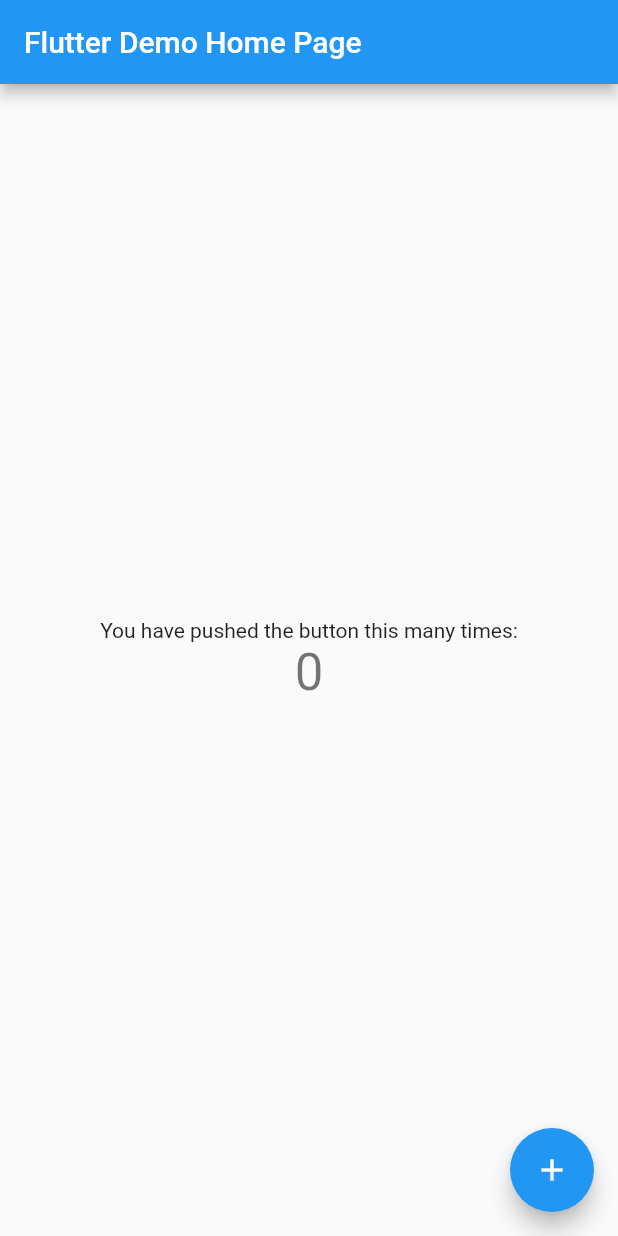
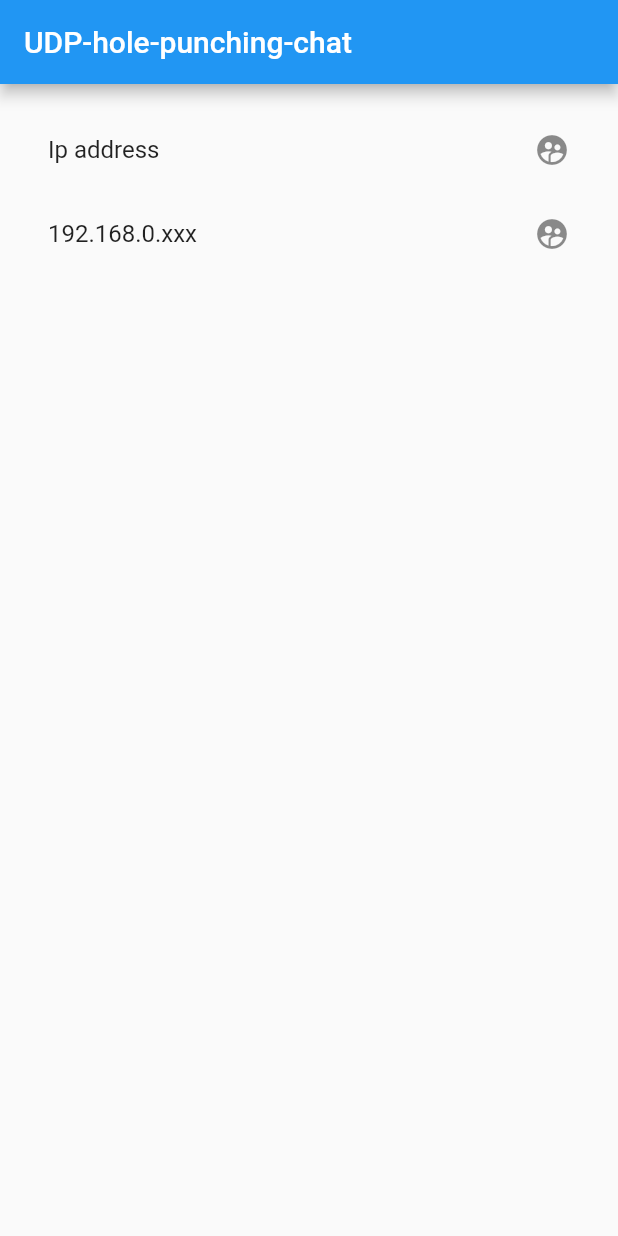
Before and after one commit to wtf-develop/flutter_test_app, a Flutter app: the screen it shows after launch, on a phone screen of 412 x 824 dp. Run offline on Flutter 3.47's test engine with Material 2 defaults, Android fonts, the phone set to English and light mode, and no system bars; generated files the repository leaves out were written again.

Commit message:
first test with user list

```diff
--- /dev/null
+++ b/lib/entity/data_objects.dart
@@ -0,0 +1,34 @@
+import 'package:json_annotation/json_annotation.dart';
+
+part 'data_objects.g.dart';
+
+@JsonSerializable()
+class User {
+  User(this.id, this.ip, this.port);
+
+  @JsonKey(required: true)
+  String id;
+
+  @JsonKey(defaultValue: "127.0.0.1")
+  String ip;
+
+  @JsonKey(defaultValue: 27950)
+  int port;
+
+  @JsonKey(defaultValue: "")
+  String publicName = "";
+
+  @JsonKey(ignore: true)
+  String _privateName = "";
+
+  @JsonKey(ignore: true, required: false)
+  String get visibleName => (_privateName.isEmpty
+      ? (publicName.isEmpty ? (ip) : (publicName))
+      : _privateName);
+
+  set visibleName(String name) => _privateName = name;
+
+  factory User.fromJson(Map<String, dynamic> json) => _$UserFromJson(json);
+
+  Map<String, dynamic> toJson() => _$UserToJson(this);
+}
--- a/lib/main.dart
+++ b/lib/main.dart
@@ -1,113 +1,36 @@
 import 'package:flutter/material.dart';
+import 'package:provider/provider.dart';
+
+import 'view_chat/chat_screen.dart';
+import 'view_friends/friends_list.dart';
+import 'view_friends/model.dart';
 
 void main() {
-  runApp(MyApp());
+  runApp(
+    FriendlyChatApp(),
+  );
 }
 
-class MyApp extends StatelessWidget {
-  // This widget is the root of your application.
-  @override
-  Widget build(BuildContext context) {
-    return MaterialApp(
-      title: 'Flutter Demo',
-      theme: ThemeData(
-        // This is the theme of your application.
-        //
-        // Try running your application with "flutter run". You'll see the
-        // application has a blue toolbar. Then, without quitting the app, try
-        // changing the primarySwatch below to Colors.green and then invoke
-        // "hot reload" (press "r" in the console where you ran "flutter run",
-        // or simply save your changes to "hot reload" in a Flutter IDE).
-        // Notice that the counter didn't reset back to zero; the application
-        // is not restarted.
-        primarySwatch: Colors.blue,
-      ),
-      home: MyHomePage(title: 'Flutter Demo Home Page'),
-    );
-  }
-}
-
-class MyHomePage extends StatefulWidget {
-  MyHomePage({Key key, this.title}) : super(key: key);
-
-  // This widget is the home page of your application. It is stateful, meaning
-  // that it has a State object (defined below) that contains fields that affect
-  // how it looks.
-
-  // This class is the configuration for the state. It holds the values (in this
-  // case the title) provided by the parent (in this case the App widget) and
-  // used by the build method of the State. Fields in a Widget subclass are
-  // always marked "final".
-
-  final String title;
-
-  @override
-  _MyHomePageState createState() => _MyHomePageState();
-}
-
-class _MyHomePageState extends State<MyHomePage> {
-  int _counter = 0;
-
-  void _incrementCounter() {
-    setState(() {
-      // This call to setState tells the Flutter framework that something has
-      // changed in this State, which causes it to rerun the build method below
-      // so that the display can reflect the updated values. If we changed
-      // _counter without calling setState(), then the build method would not be
-      // called again, and so nothing would appear to happen.
-      _counter++;
-    });
-  }
+class FriendlyChatApp extends StatelessWidget {
+  const FriendlyChatApp({
+    Key key,
+  }) : super(key: key);
 
   @override
   Widget build(BuildContext context) {
-    // This method is rerun every time setState is called, for instance as done
-    // by the _incrementCounter method above.
-    //
-    // The Flutter framework has been optimized to make rerunning build methods
-    // fast, so that you can just rebuild anything that needs updating rather
-    // than having to individually change instances of widgets.
-    return Scaffold(
-      appBar: AppBar(
-        // Here we take the value from the MyHomePage object that was created by
-        // the App.build method, and use it to set our appbar title.
-        title: Text(widget.title),
-      ),
-      body: Center(
-        // Center is a layout widget. It takes a single child and positions it
-        // in the middle of the parent.
-        child: Column(
-          // Column is also a layout widget. It takes a list of children and
-          // arranges them vertically. By default, it sizes itself to fit its
-          // children horizontally, and tries to be as tall as its parent.
-          //
-          // Invoke "debug painting" (press "p" in the console, choose the
-          // "Toggle Debug Paint" action from the Flutter Inspector in Android
-          // Studio, or the "Toggle Debug Paint" command in Visual Studio Code)
-          // to see the wireframe for each widget.
-          //
-          // Column has various properties to control how it sizes itself and
-          // how it positions its children. Here we use mainAxisAlignment to
-          // center the children vertically; the main axis here is the vertical
-          // axis because Columns are vertical (the cross axis would be
-          // horizontal).
-          mainAxisAlignment: MainAxisAlignment.center,
-          children: <Widget>[
-            Text(
-              'You have pushed the button this many times:',
-            ),
-            Text(
-              '$_counter',
-              style: Theme.of(context).textTheme.headline4,
-            ),
-          ],
-        ),
-      ),
-      floatingActionButton: FloatingActionButton(
-        onPressed: _incrementCounter,
-        tooltip: 'Increment',
-        child: Icon(Icons.add),
-      ), // This trailing comma makes auto-formatting nicer for build methods.
-    );
+    return MultiProvider(
+        providers: [
+          ChangeNotifierProvider(create: (context) => UserListModel()),
+        ],
+        child: MaterialApp(
+          title: 'UDP chat',
+          initialRoute: '/',
+          routes: {
+            // When navigating to the "/" route, build the FirstScreen widget.
+            '/': (context) => FriendsList(),
+            // When navigating to the "/second" route, build the SecondScreen widget.
+            '/chat': (context) => ChatScreen(),
+          },
+        ));
   }
 }
--- /dev/null
+++ b/lib/view_chat/chat_screen.dart
@@ -0,0 +1,18 @@
+import 'package:flutter/material.dart';
+
+class ChatScreen extends StatefulWidget {
+  @override
+  _ChatScreenState createState() => _ChatScreenState();
+}
+
+class _ChatScreenState extends State<ChatScreen> {
+  @override
+  Widget build(BuildContext context) {
+    return Scaffold(
+      appBar: AppBar(
+        title: Text('Online Chat'),
+      ),
+      body: Container(),
+    );
+  }
+}
--- /dev/null
+++ b/lib/view_friends/friends_list.dart
@@ -0,0 +1,53 @@
+import 'package:flutter/material.dart';
+import 'package:provider/provider.dart';
+import 'package:udp_hole/entity/data_objects.dart';
+
+import 'model.dart';
+
+class FriendsList extends StatefulWidget {
+  @override
+  _FriendsListState createState() => _FriendsListState();
+}
+
+class _FriendsListState extends State<FriendsList> {
+  @override
+  Widget build(BuildContext context) {
+    return Scaffold(
+      appBar: AppBar(
+        title: Text('UDP-hole-punching-chat'),
+      ),
+      body: Consumer<UserListModel>(builder: (context, user, child) {
+        Widget _buildRow(User user) {
+          return ListTile(
+            title: Text(
+              user.visibleName,
+            ),
+            trailing: Icon(
+              Icons.supervised_user_circle_rounded,
+            ),
+            onTap: () {
+              //TODO navigation
+              Navigator.pushNamed(context, '/chat');
+            },
+          );
+        }
+
+        Widget _buildUserList() {
+          var arr = user.items;
+          return ListView.builder(
+              itemCount: arr.length,
+              padding: EdgeInsets.all(16.0),
+              itemBuilder: (context, i) {
+                if (i >= arr.length) {
+                  return Text("nothing");
+                } else {
+                  return _buildRow(arr[i]);
+                }
+              });
+        }
+
+        return _buildUserList();
+      }),
+    );
+  }
+}
--- /dev/null
+++ b/lib/view_friends/model.dart
@@ -0,0 +1,25 @@
+import 'dart:collection';
+
+import 'package:flutter/foundation.dart';
+import 'package:udp_hole/entity/data_objects.dart';
+
+class UserListModel extends ChangeNotifier {
+  final List<User> _items = [
+    User("Hello name", "Ip address", 3333),
+    User("Good bye", "192.168.0.xxx", 8888)
+  ];
+
+  UnmodifiableListView<User> get items => UnmodifiableListView(_items);
+
+  void add(User item) {
+    _items.add(item);
+    // This call tells the widgets that are listening to this model to rebuild.
+    notifyListeners();
+  }
+
+  void removeAll() {
+    _items.clear();
+    // This call tells the widgets that are listening to this model to rebuild.
+    notifyListeners();
+  }
+}
```
Also changed, not shown: pubspec.yaml (+4 -57 lines), lib/entity/data_objects.g.dart (added), pubspec.lock.
